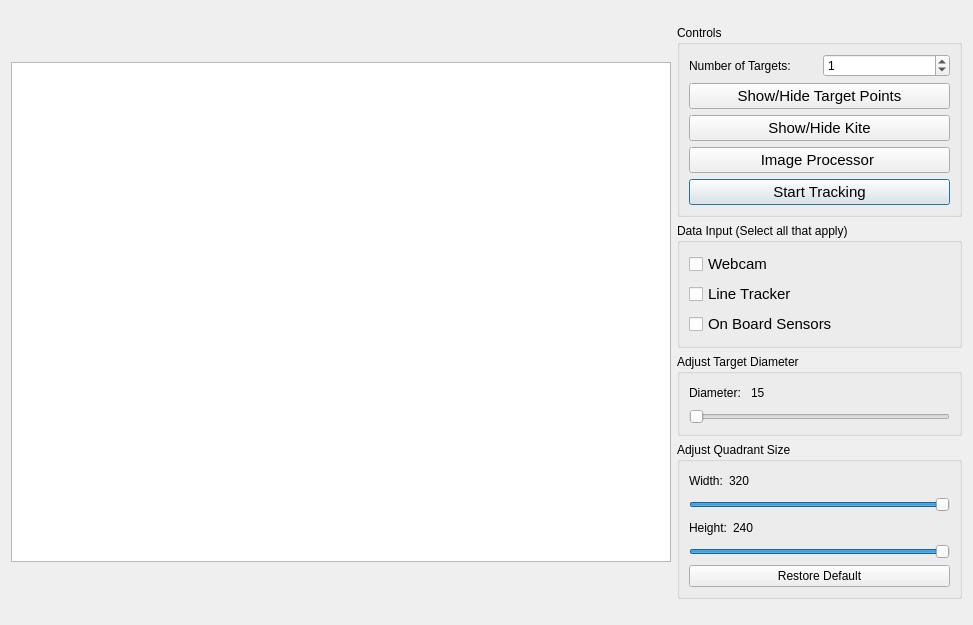
This is KiteControl-Qt/controlwindow.ui in adrienemery/zenith-wind-power as Qt 5 draws it before an edit. The edited form follows.
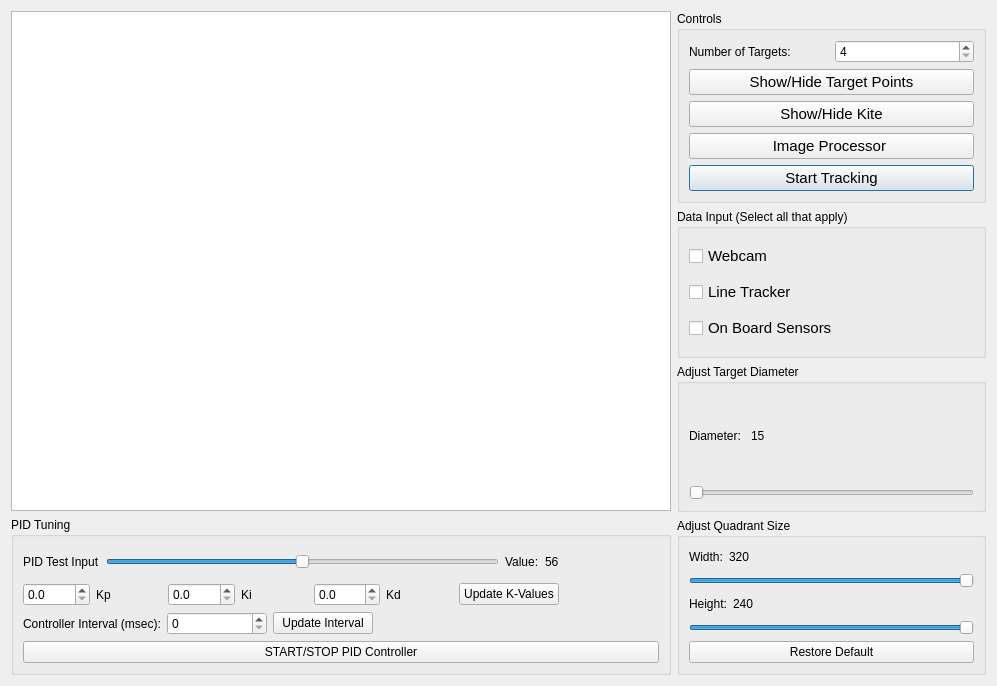
This is the edited form.

Commit message: updated PID controller. Added UI elements to change K-variables and interval of pid loop. Added debugging outputs to test pid.

```diff
--- a/KiteControl-Qt/controlwindow.ui
+++ b/KiteControl-Qt/controlwindow.ui
@@ -6,8 +6,8 @@
    <rect>
     <x>0</x>
     <y>0</y>
-    <width>973</width>
-    <height>625</height>
+    <width>997</width>
+    <height>686</height>
    </rect>
   </property>
   <property name="windowTitle">
@@ -30,7 +30,7 @@
      </property>
     </widget>
    </item>
-   <item row="0" column="1">
+   <item row="0" column="1" rowspan="2">
     <layout class="QVBoxLayout" name="verticalLayout_3">
      <item>
       <widget class="QGroupBox" name="groupBox">
@@ -49,11 +49,14 @@
           </item>
           <item>
            <widget class="QSpinBox" name="numTargetsSpinBox">
+            <property name="minimum">
+             <number>4</number>
+            </property>
             <property name="maximum">
-             <number>5</number>
+             <number>8</number>
             </property>
             <property name="value">
-             <number>1</number>
+             <number>4</number>
             </property>
            </widget>
           </item>
@@ -150,6 +153,9 @@
           <property name="text">
            <string>Webcam</string>
           </property>
+          <property name="checked">
+           <bool>false</bool>
+          </property>
          </widget>
         </item>
         <item>
@@ -367,6 +373,243 @@
      </item>
     </layout>
    </item>
+   <item row="1" column="0">
+    <widget class="QGroupBox" name="groupBox_4">
+     <property name="title">
+      <string>PID Tuning</string>
+     </property>
+     <layout class="QVBoxLayout" name="verticalLayout_8">
+      <item>
+       <layout class="QHBoxLayout" name="horizontalLayout_5">
+        <item>
+         <widget class="QLabel" name="label_8">
+          <property name="text">
+           <string>PID Test Input</string>
+          </property>
+         </widget>
+        </item>
+        <item>
+         <widget class="QSlider" name="pidTestInputSlider">
+          <property name="maximum">
+           <number>60</number>
+          </property>
+          <property name="sliderPosition">
+           <number>30</number>
+          </property>
+          <property name="orientation">
+           <enum>Qt::Horizontal</enum>
+          </property>
+         </widget>
+        </item>
+        <item>
+         <widget class="QLabel" name="label_13">
+          <property name="text">
+           <string>Value:</string>
+          </property>
+         </widget>
+        </item>
+        <item>
+         <widget class="QLabel" name="label_12">
+          <property name="text">
+           <string>56</string>
+          </property>
+         </widget>
+        </item>
+        <item>
+         <spacer name="horizontalSpacer_4">
+          <property name="orientation">
+           <enum>Qt::Horizontal</enum>
+          </property>
+          <property name="sizeType">
+           <enum>QSizePolicy::Minimum</enum>
+          </property>
+          <property name="sizeHint" stdset="0">
+           <size>
+            <width>100</width>
+            <height>20</height>
+           </size>
+          </property>
+         </spacer>
+        </item>
+       </layout>
+      </item>
+      <item>
+       <layout class="QHBoxLayout" name="horizontalLayout_6">
+        <item>
+         <widget class="QDoubleSpinBox" name="Kp_doubleSpinBox">
+          <property name="decimals">
+           <number>1</number>
+          </property>
+          <property name="maximum">
+           <double>40.000000000000000</double>
+          </property>
+          <property name="singleStep">
+           <double>0.100000000000000</double>
+          </property>
+         </widget>
+        </item>
+        <item>
+         <widget class="QLabel" name="label_9">
+          <property name="text">
+           <string>Kp</string>
+          </property>
+         </widget>
+        </item>
+        <item>
+         <widget class="QDoubleSpinBox" name="Ki_doubleSpinBox">
+          <property name="decimals">
+           <number>1</number>
+          </property>
+          <property name="maximum">
+           <double>40.000000000000000</double>
+          </property>
+          <property name="singleStep">
+           <double>0.100000000000000</double>
+          </property>
+         </widget>
+        </item>
+        <item>
+         <widget class="QLabel" name="label_10">
+          <property name="text">
+           <string>Ki</string>
+          </property>
+         </widget>
+        </item>
+        <item>
+         <widget class="QDoubleSpinBox" name="Kd_doubleSpinBox">
+          <property name="decimals">
+           <number>1</number>
+          </property>
+          <property name="maximum">
+           <double>40.000000000000000</double>
+          </property>
+          <property name="singleStep">
+           <double>0.100000000000000</double>
+          </property>
+         </widget>
+        </item>
+        <item>
+         <widget class="QLabel" name="label_11">
+          <property name="text">
+           <string>Kd</string>
+          </property>
+         </widget>
+        </item>
+        <item>
+         <widget class="QPushButton" name="update_K_ValsButtons">
+          <property name="minimumSize">
+           <size>
+            <width>100</width>
+            <height>0</height>
+           </size>
+          </property>
+          <property name="maximumSize">
+           <size>
+            <width>100</width>
+            <height>16777215</height>
+           </size>
+          </property>
+          <property name="text">
+           <string>Update K-Values</string>
+          </property>
+         </widget>
+        </item>
+        <item>
+         <spacer name="horizontalSpacer_5">
+          <property name="orientation">
+           <enum>Qt::Horizontal</enum>
+          </property>
+          <property name="sizeType">
+           <enum>QSizePolicy::Minimum</enum>
+          </property>
+          <property name="sizeHint" stdset="0">
+           <size>
+            <width>100</width>
+            <height>20</height>
+           </size>
+          </property>
+         </spacer>
+        </item>
+       </layout>
+      </item>
+      <item>
+       <layout class="QHBoxLayout" name="horizontalLayout_7">
+        <item alignment="Qt::AlignLeft">
+         <widget class="QLabel" name="label_14">
+          <property name="text">
+           <string>Controller Interval (msec):</string>
+          </property>
+         </widget>
+        </item>
+        <item>
+         <widget class="QSpinBox" name="pid_interval_spinBox">
+          <property name="minimumSize">
+           <size>
+            <width>100</width>
+            <height>0</height>
+           </size>
+          </property>
+          <property name="maximumSize">
+           <size>
+            <width>100</width>
+            <height>16777215</height>
+           </size>
+          </property>
+          <property name="minimum">
+           <number>0</number>
+          </property>
+          <property name="maximum">
+           <number>1000</number>
+          </property>
+         </widget>
+        </item>
+        <item>
+         <widget class="QPushButton" name="updateIntervalButton">
+          <property name="minimumSize">
+           <size>
+            <width>100</width>
+            <height>0</height>
+           </size>
+          </property>
+          <property name="maximumSize">
+           <size>
+            <width>100</width>
+            <height>16777215</height>
+           </size>
+          </property>
+          <property name="text">
+           <string>Update Interval</string>
+          </property>
+         </widget>
+        </item>
+        <item>
+         <spacer name="horizontalSpacer_6">
+          <property name="orientation">
+           <enum>Qt::Horizontal</enum>
+          </property>
+          <property name="sizeType">
+           <enum>QSizePolicy::Expanding</enum>
+          </property>
+          <property name="sizeHint" stdset="0">
+           <size>
+            <width>40</width>
+            <height>20</height>
+           </size>
+          </property>
+         </spacer>
+        </item>
+       </layout>
+      </item>
+      <item>
+       <widget class="QPushButton" name="start_stop_pidButton">
+        <property name="text">
+         <string>START/STOP PID Controller</string>
+        </property>
+       </widget>
+      </item>
+     </layout>
+    </widget>
+   </item>
   </layout>
  </widget>
  <resources/>
```
Left out of the diff: 44 changed lines with no effect on the pictures. The commit also changes 5 other files.
